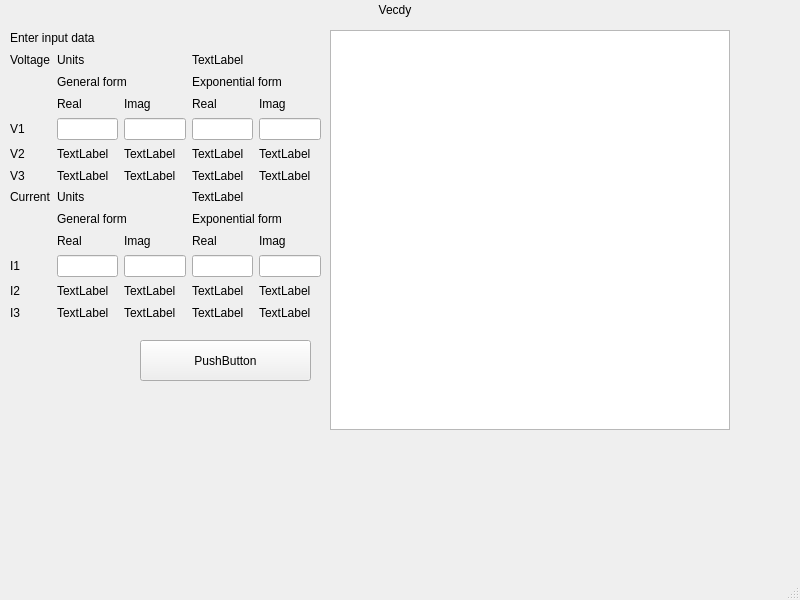
This is view/mainwindow.ui in Aratimaru/VectorDiagram as Qt 5 draws it before an edit. The edited form follows.
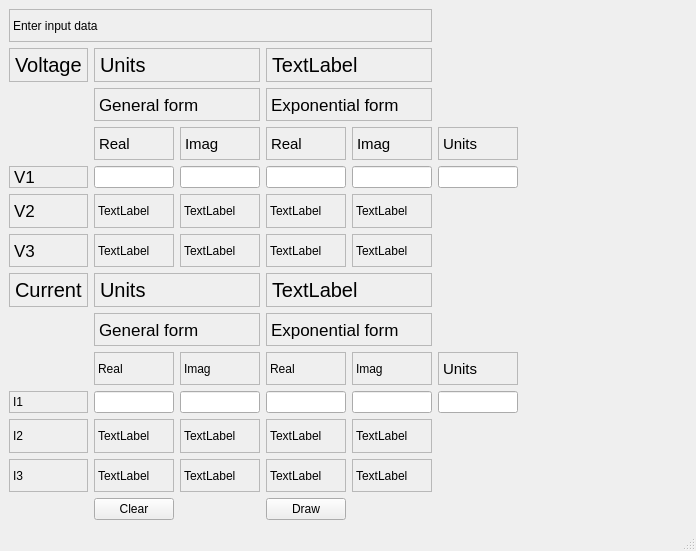
This is the edited form. Custom widgets are drawn as their Qt base class.

Commit message: CustomPlot based view added

The edit to the form file:
```diff
--- a/view/mainwindow.ui
+++ b/view/mainwindow.ui
@@ -6,154 +6,357 @@
    <rect>
     <x>0</x>
     <y>0</y>
-    <width>800</width>
-    <height>600</height>
+    <width>696</width>
+    <height>551</height>
    </rect>
   </property>
   <property name="windowTitle">
    <string>MainWindow</string>
   </property>
   <widget class="QWidget" name="centralwidget">
-   <widget class="QLabel" name="VecdyLabel">
-    <property name="geometry">
-     <rect>
-      <x>340</x>
-      <y>0</y>
-      <width>110</width>
-      <height>20</height>
-     </rect>
-    </property>
-    <property name="text">
-     <string>Vecdy</string>
-    </property>
-    <property name="alignment">
-     <set>Qt::AlignCenter</set>
-    </property>
-   </widget>
-   <widget class="QWidget" name="gridLayoutWidget">
-    <property name="geometry">
-     <rect>
-      <x>10</x>
-      <y>30</y>
-      <width>311</width>
-      <height>291</height>
-     </rect>
-    </property>
-    <layout class="QGridLayout" name="gridLayout">
-     <item row="3" column="2">
-      <widget class="QLabel" name="ImagVoltageGenLabel">
-       <property name="text">
-        <string>Imag</string>
-       </property>
-      </widget>
-     </item>
-     <item row="9" column="3">
-      <widget class="QLabel" name="RealCurrentExpLabel">
-       <property name="text">
-        <string>Real</string>
-       </property>
-      </widget>
-     </item>
-     <item row="4" column="0">
-      <widget class="QLabel" name="V1Label">
-       <property name="text">
-        <string>V1</string>
-       </property>
-      </widget>
-     </item>
-     <item row="8" column="3" colspan="2">
-      <widget class="QLabel" name="ExpCurrentLabel">
+   <layout class="QHBoxLayout" name="horizontalLayout">
+    <item>
+     <layout class="QGridLayout" name="ParameterLayout">
+      <item row="4" column="1">
+       <widget class="QLineEdit" name="V1VoltageGenReal">
+        <property name="sizePolicy">
+         <sizepolicy hsizetype="Minimum" vsizetype="Fixed">
+          <horstretch>0</horstretch>
+          <verstretch>0</verstretch>
+         </sizepolicy>
+        </property>
+        <property name="maximumSize">
+         <size>
+          <width>80</width>
+          <height>16777215</height>
+         </size>
+        </property>
+       </widget>
+      </item>
+      <item row="0" column="0" colspan="5">
+       <widget class="QLabel" name="EnterInputDataLabel">
+        <property name="frameShape">
+         <enum>QFrame::StyledPanel</enum>
+        </property>
+        <property name="frameShadow">
+         <enum>QFrame::Plain</enum>
+        </property>
        <property name="text">
-        <string>Exponential form</string>
+         <string>Enter input data</string>
        </property>
       </widget>
      </item>
-     <item row="7" column="0">
-      <widget class="QLabel" name="CurrentLabel">
-       <property name="text">
-        <string>Current</string>
-       </property>
-      </widget>
-     </item>
-     <item row="11" column="3">
-      <widget class="QLabel" name="I2CurrentExpReal">
+      <item row="6" column="3">
+       <widget class="QLabel" name="V3VoltageExpReal">
+        <property name="frameShape">
+         <enum>QFrame::StyledPanel</enum>
+        </property>
+        <property name="frameShadow">
+         <enum>QFrame::Plain</enum>
+        </property>
        <property name="text">
         <string>TextLabel</string>
        </property>
       </widget>
      </item>
+      <item row="8" column="1" colspan="2">
+       <widget class="QLabel" name="GenCurrentLabel">
+        <property name="font">
+         <font>
+          <pointsize>13</pointsize>
+         </font>
+        </property>
+        <property name="frameShape">
+         <enum>QFrame::StyledPanel</enum>
+        </property>
+        <property name="frameShadow">
+         <enum>QFrame::Plain</enum>
+        </property>
+        <property name="text">
+         <string>General form</string>
+        </property>
+       </widget>
+      </item>
+      <item row="10" column="0">
+       <widget class="QLabel" name="I1Label">
+        <property name="maximumSize">
+         <size>
+          <width>80</width>
+          <height>16777215</height>
+         </size>
+        </property>
+        <property name="frameShape">
+         <enum>QFrame::StyledPanel</enum>
+        </property>
+        <property name="frameShadow">
+         <enum>QFrame::Plain</enum>
+        </property>
+        <property name="text">
+         <string>I1</string>
+        </property>
+       </widget>
+      </item>
+      <item row="3" column="1">
+       <widget class="QLabel" name="RealVoltageGenLabel">
+        <property name="font">
+         <font>
+          <pointsize>11</pointsize>
+         </font>
+        </property>
+        <property name="frameShape">
+         <enum>QFrame::StyledPanel</enum>
+        </property>
+        <property name="frameShadow">
+         <enum>QFrame::Plain</enum>
+        </property>
+        <property name="text">
+         <string>Real</string>
+        </property>
+       </widget>
+      </item>
+      <item row="4" column="3">
+       <widget class="QLineEdit" name="V1VoltageExpReal">
+        <property name="sizePolicy">
+         <sizepolicy hsizetype="Minimum" vsizetype="Fixed">
+          <horstretch>0</horstretch>
+          <verstretch>0</verstretch>
+         </sizepolicy>
+        </property>
+        <property name="maximumSize">
+         <size>
+          <width>80</width>
+          <height>16777215</height>
+         </size>
+        </property>
+       </widget>
+      </item>
      <item row="3" column="3">
       <widget class="QLabel" name="RealVoltageExpLabel">
+        <property name="font">
+         <font>
+          <pointsize>11</pointsize>
+         </font>
+        </property>
+        <property name="frameShape">
+         <enum>QFrame::StyledPanel</enum>
+        </property>
+        <property name="frameShadow">
+         <enum>QFrame::Plain</enum>
+        </property>
        <property name="text">
         <string>Real</string>
        </property>
       </widget>
      </item>
-     <item row="5" column="1">
-      <widget class="QLabel" name="V2VoltageGenReal">
+      <item row="6" column="4">
+       <widget class="QLabel" name="V3VoltageExpImag">
+        <property name="frameShape">
+         <enum>QFrame::StyledPanel</enum>
+        </property>
+        <property name="frameShadow">
+         <enum>QFrame::Plain</enum>
+        </property>
        <property name="text">
         <string>TextLabel</string>
        </property>
       </widget>
      </item>
+      <item row="10" column="4">
+       <widget class="QLineEdit" name="I1CurrentExpImag">
+        <property name="maximumSize">
+         <size>
+          <width>80</width>
+          <height>16777215</height>
+         </size>
+        </property>
+       </widget>
+      </item>
+      <item row="12" column="2">
+       <widget class="QLabel" name="I3CurrentGenImag">
+        <property name="frameShape">
+         <enum>QFrame::StyledPanel</enum>
+        </property>
+        <property name="frameShadow">
+         <enum>QFrame::Plain</enum>
+        </property>
+        <property name="text">
+         <string>TextLabel</string>
+        </property>
+       </widget>
+      </item>
+      <item row="2" column="0">
+       <layout class="QHBoxLayout" name="horizontalLayout_2"/>
+      </item>
+      <item row="9" column="3">
+       <widget class="QLabel" name="RealCurrentExpLabel">
+        <property name="frameShape">
+         <enum>QFrame::StyledPanel</enum>
+        </property>
+        <property name="frameShadow">
+         <enum>QFrame::Plain</enum>
+        </property>
+        <property name="text">
+         <string>Real</string>
+        </property>
+       </widget>
+      </item>
      <item row="12" column="0">
       <widget class="QLabel" name="I3Label">
+        <property name="frameShape">
+         <enum>QFrame::StyledPanel</enum>
+        </property>
+        <property name="frameShadow">
+         <enum>QFrame::Plain</enum>
+        </property>
        <property name="text">
         <string>I3</string>
        </property>
       </widget>
      </item>
-     <item row="11" column="0">
-      <widget class="QLabel" name="I2Label">
+      <item row="2" column="1" colspan="2">
+       <widget class="QLabel" name="GenVoltageLabel">
+        <property name="font">
+         <font>
+          <pointsize>13</pointsize>
+         </font>
+        </property>
+        <property name="frameShape">
+         <enum>QFrame::StyledPanel</enum>
+        </property>
+        <property name="frameShadow">
+         <enum>QFrame::Plain</enum>
+        </property>
        <property name="text">
-        <string>I2</string>
+         <string>General form</string>
        </property>
       </widget>
      </item>
-     <item row="6" column="2">
-      <widget class="QLabel" name="V3VoltageGenImag">
-       <property name="text">
-        <string>TextLabel</string>
+      <item row="10" column="2">
+       <widget class="QLineEdit" name="I1CurrentGenImag">
+        <property name="maximumSize">
+         <size>
+          <width>80</width>
+          <height>16777215</height>
+         </size>
        </property>
       </widget>
      </item>
-     <item row="3" column="1">
-      <widget class="QLabel" name="RealVoltageGenLabel">
+      <item row="11" column="3">
+       <widget class="QLabel" name="I2CurrentExpReal">
+        <property name="frameShape">
+         <enum>QFrame::StyledPanel</enum>
+        </property>
+        <property name="frameShadow">
+         <enum>QFrame::Plain</enum>
+        </property>
        <property name="text">
-        <string>Real</string>
+         <string>TextLabel</string>
        </property>
       </widget>
      </item>
-     <item row="1" column="1" colspan="2">
-      <widget class="QLabel" name="UnitsVoltageLabel">
+      <item row="1" column="0">
+       <widget class="QLabel" name="VoltageLabel">
+        <property name="font">
+         <font>
+          <pointsize>15</pointsize>
+         </font>
+        </property>
+        <property name="frameShape">
+         <enum>QFrame::StyledPanel</enum>
+        </property>
+        <property name="frameShadow">
+         <enum>QFrame::Plain</enum>
+        </property>
        <property name="text">
-        <string>Units</string>
+         <string>Voltage</string>
        </property>
       </widget>
      </item>
-     <item row="5" column="0">
-      <widget class="QLabel" name="V2Label">
+      <item row="12" column="1">
+       <widget class="QLabel" name="I3CurrentGenReal">
+        <property name="frameShape">
+         <enum>QFrame::StyledPanel</enum>
+        </property>
+        <property name="frameShadow">
+         <enum>QFrame::Plain</enum>
+        </property>
        <property name="text">
-        <string>V2</string>
+         <string>TextLabel</string>
        </property>
       </widget>
      </item>
-     <item row="0" column="0" colspan="5">
-      <widget class="QLabel" name="EnterInputDataLabel">
+      <item row="6" column="1">
+       <widget class="QLabel" name="V3VoltageGenReal">
+        <property name="frameShape">
+         <enum>QFrame::StyledPanel</enum>
+        </property>
+        <property name="frameShadow">
+         <enum>QFrame::Plain</enum>
+        </property>
        <property name="text">
-        <string>Enter input data</string>
+         <string>TextLabel</string>
        </property>
       </widget>
      </item>
      <item row="2" column="3" colspan="2">
       <widget class="QLabel" name="ExpVoltagelabel">
+        <property name="font">
+         <font>
+          <pointsize>13</pointsize>
+         </font>
+        </property>
+        <property name="frameShape">
+         <enum>QFrame::StyledPanel</enum>
+        </property>
+        <property name="frameShadow">
+         <enum>QFrame::Plain</enum>
+        </property>
        <property name="text">
         <string>Exponential form</string>
        </property>
       </widget>
      </item>
-     <item row="7" column="3" colspan="2">
-      <widget class="QLabel" name="UnitsCurrent">
+      <item row="10" column="1">
+       <widget class="QLineEdit" name="I1CurrentGenReal">
+        <property name="maximumSize">
+         <size>
+          <width>80</width>
+          <height>16777215</height>
+         </size>
+        </property>
+       </widget>
+      </item>
+      <item row="10" column="3">
+       <widget class="QLineEdit" name="I1CurrentExpReal">
+        <property name="maximumSize">
+         <size>
+          <width>80</width>
+          <height>16777215</height>
+         </size>
+        </property>
+       </widget>
+      </item>
+      <item row="9" column="2">
+       <widget class="QLabel" name="ImagCurrentGenLabel">
+        <property name="frameShape">
+         <enum>QFrame::StyledPanel</enum>
+        </property>
+        <property name="frameShadow">
+         <enum>QFrame::Plain</enum>
+        </property>
+        <property name="text">
+         <string>Imag</string>
+        </property>
+       </widget>
+      </item>
+      <item row="6" column="2">
+       <widget class="QLabel" name="V3VoltageGenImag">
+        <property name="frameShape">
+         <enum>QFrame::StyledPanel</enum>
+        </property>
+        <property name="frameShadow">
+         <enum>QFrame::Plain</enum>
+        </property>
        <property name="text">
         <string>TextLabel</string>
        </property>
@@ -161,132 +364,202 @@
      </item>
      <item row="9" column="1">
       <widget class="QLabel" name="RealCurrentGenLabel">
+        <property name="frameShape">
+         <enum>QFrame::StyledPanel</enum>
+        </property>
+        <property name="frameShadow">
+         <enum>QFrame::Plain</enum>
+        </property>
        <property name="text">
         <string>Real</string>
        </property>
       </widget>
      </item>
-     <item row="12" column="1">
-      <widget class="QLabel" name="I3CurrentGenReal">
+      <item row="9" column="4">
+       <widget class="QLabel" name="ImagCurrentExpLabel">
+        <property name="frameShape">
+         <enum>QFrame::StyledPanel</enum>
+        </property>
+        <property name="frameShadow">
+         <enum>QFrame::Plain</enum>
+        </property>
        <property name="text">
-        <string>TextLabel</string>
+         <string>Imag</string>
        </property>
       </widget>
      </item>
-     <item row="2" column="1" colspan="2">
-      <widget class="QLabel" name="GenVoltageLabel">
+      <item row="5" column="2">
+       <widget class="QLabel" name="V2VoltageGenImag">
+        <property name="frameShape">
+         <enum>QFrame::StyledPanel</enum>
+        </property>
+        <property name="frameShadow">
+         <enum>QFrame::Plain</enum>
+        </property>
        <property name="text">
-        <string>General form</string>
+         <string>TextLabel</string>
        </property>
       </widget>
      </item>
-     <item row="5" column="4">
-      <widget class="QLabel" name="V2VoltageExpImag">
+      <item row="5" column="1">
+       <widget class="QLabel" name="V2VoltageGenReal">
+        <property name="frameShape">
+         <enum>QFrame::StyledPanel</enum>
+        </property>
+        <property name="frameShadow">
+         <enum>QFrame::Plain</enum>
+        </property>
        <property name="text">
         <string>TextLabel</string>
        </property>
       </widget>
      </item>
-     <item row="12" column="2">
-      <widget class="QLabel" name="I3CurrentGenImag">
+      <item row="1" column="3" colspan="2">
+       <widget class="QLabel" name="UnitsVoltage">
+        <property name="font">
+         <font>
+          <pointsize>15</pointsize>
+         </font>
+        </property>
+        <property name="frameShape">
+         <enum>QFrame::StyledPanel</enum>
+        </property>
+        <property name="frameShadow">
+         <enum>QFrame::Plain</enum>
+        </property>
        <property name="text">
         <string>TextLabel</string>
        </property>
       </widget>
      </item>
-     <item row="12" column="3">
-      <widget class="QLabel" name="I3CurrentExpReal">
+      <item row="4" column="0">
+       <widget class="QLabel" name="V1Label">
+        <property name="maximumSize">
+         <size>
+          <width>80</width>
+          <height>16777215</height>
+         </size>
+        </property>
+        <property name="font">
+         <font>
+          <pointsize>13</pointsize>
+         </font>
+        </property>
+        <property name="frameShape">
+         <enum>QFrame::StyledPanel</enum>
+        </property>
+        <property name="frameShadow">
+         <enum>QFrame::Plain</enum>
+        </property>
        <property name="text">
-        <string>TextLabel</string>
+         <string>V1</string>
+        </property>
+       </widget>
+      </item>
+      <item row="3" column="2">
+       <widget class="QLabel" name="ImagVoltageGenLabel">
+        <property name="font">
+         <font>
+          <pointsize>11</pointsize>
+         </font>
+        </property>
+        <property name="frameShape">
+         <enum>QFrame::StyledPanel</enum>
+        </property>
+        <property name="frameShadow">
+         <enum>QFrame::Plain</enum>
+        </property>
+        <property name="text">
+         <string>Imag</string>
        </property>
       </widget>
      </item>
      <item row="6" column="0">
       <widget class="QLabel" name="V3Label">
+        <property name="font">
+         <font>
+          <pointsize>13</pointsize>
+         </font>
+        </property>
+        <property name="frameShape">
+         <enum>QFrame::StyledPanel</enum>
+        </property>
+        <property name="frameShadow">
+         <enum>QFrame::Plain</enum>
+        </property>
        <property name="text">
         <string>V3</string>
        </property>
       </widget>
      </item>
-     <item row="5" column="3">
-      <widget class="QLabel" name="V2VoltageExpReal">
-       <property name="text">
-        <string>TextLabel</string>
-       </property>
-      </widget>
-     </item>
-     <item row="9" column="2">
-      <widget class="QLabel" name="ImagCurrentGenLabel">
-       <property name="text">
-        <string>Imag</string>
-       </property>
-      </widget>
-     </item>
-     <item row="6" column="3">
-      <widget class="QLabel" name="V3VoltageExpReal">
-       <property name="text">
-        <string>TextLabel</string>
-       </property>
-      </widget>
-     </item>
      <item row="11" column="4">
       <widget class="QLabel" name="I2CurrentExpImag">
+        <property name="frameShape">
+         <enum>QFrame::StyledPanel</enum>
+        </property>
+        <property name="frameShadow">
+         <enum>QFrame::Plain</enum>
+        </property>
        <property name="text">
         <string>TextLabel</string>
        </property>
       </widget>
      </item>
-     <item row="12" column="4">
-      <widget class="QLabel" name="I3CurrentExpImag">
+      <item row="7" column="3" colspan="2">
+       <widget class="QLabel" name="UnitsCurrent">
+        <property name="font">
+         <font>
+          <pointsize>15</pointsize>
+         </font>
+        </property>
+        <property name="frameShape">
+         <enum>QFrame::StyledPanel</enum>
+        </property>
+        <property name="frameShadow">
+         <enum>QFrame::Plain</enum>
+        </property>
        <property name="text">
         <string>TextLabel</string>
        </property>
       </widget>
      </item>
-     <item row="10" column="0">
-      <widget class="QLabel" name="I1Label">
-       <property name="text">
-        <string>I1</string>
-       </property>
-      </widget>
-     </item>
-     <item row="11" column="2">
-      <widget class="QLabel" name="I2CurrentGenImag">
-       <property name="text">
-        <string>TextLabel</string>
+      <item row="4" column="4">
+       <widget class="QLineEdit" name="V1VoltageExpImag">
+        <property name="sizePolicy">
+         <sizepolicy hsizetype="Minimum" vsizetype="Fixed">
+          <horstretch>0</horstretch>
+          <verstretch>0</verstretch>
+         </sizepolicy>
+        </property>
+        <property name="maximumSize">
+         <size>
+          <width>80</width>
+          <height>16777215</height>
+         </size>
        </property>
       </widget>
      </item>
-     <item row="6" column="4">
-      <widget class="QLabel" name="V3VoltageExpImag">
+      <item row="11" column="0">
+       <widget class="QLabel" name="I2Label">
+        <property name="frameShape">
+         <enum>QFrame::StyledPanel</enum>
+        </property>
+        <property name="frameShadow">
+         <enum>QFrame::Plain</enum>
+        </property>
        <property name="text">
-        <string>TextLabel</string>
+         <string>I2</string>
        </property>
       </widget>
      </item>
      <item row="11" column="1">
       <widget class="QLabel" name="I2CurrentGenReal">
-       <property name="text">
-        <string>TextLabel</string>
-       </property>
-      </widget>
-     </item>
-     <item row="9" column="4">
-      <widget class="QLabel" name="ImagCurrentExpLabel">
-       <property name="text">
-        <string>Imag</string>
-       </property>
-      </widget>
-     </item>
-     <item row="8" column="1" colspan="2">
-      <widget class="QLabel" name="GenCurrentLabel">
-       <property name="text">
-        <string>General form</string>
-       </property>
-      </widget>
-     </item>
-     <item row="6" column="1">
-      <widget class="QLabel" name="V3VoltageGenReal">
+        <property name="frameShape">
+         <enum>QFrame::StyledPanel</enum>
+        </property>
+        <property name="frameShadow">
+         <enum>QFrame::Plain</enum>
+        </property>
        <property name="text">
         <string>TextLabel</string>
        </property>
@@ -294,88 +567,295 @@
      </item>
      <item row="3" column="4">
       <widget class="QLabel" name="ImagVoltageExpLabel">
+        <property name="font">
+         <font>
+          <pointsize>11</pointsize>
+         </font>
+        </property>
+        <property name="frameShape">
+         <enum>QFrame::StyledPanel</enum>
+        </property>
+        <property name="frameShadow">
+         <enum>QFrame::Plain</enum>
+        </property>
        <property name="text">
         <string>Imag</string>
        </property>
       </widget>
      </item>
-     <item row="5" column="2">
-      <widget class="QLabel" name="V2VoltageGenImag">
-       <property name="text">
-        <string>TextLabel</string>
-       </property>
-      </widget>
-     </item>
-     <item row="1" column="3" colspan="2">
-      <widget class="QLabel" name="UnitsVoltage">
-       <property name="text">
-        <string>TextLabel</string>
-       </property>
-      </widget>
-     </item>
      <item row="7" column="1" colspan="2">
       <widget class="QLabel" name="CurrentUnits">
+        <property name="font">
+         <font>
+          <pointsize>15</pointsize>
+         </font>
+        </property>
+        <property name="frameShape">
+         <enum>QFrame::StyledPanel</enum>
+        </property>
+        <property name="frameShadow">
+         <enum>QFrame::Plain</enum>
+        </property>
        <property name="text">
         <string>Units</string>
        </property>
-      </widget>
-     </item>
-     <item row="1" column="0">
-      <widget class="QLabel" name="VoltageLabel">
+        <property name="wordWrap">
+         <bool>false</bool>
+        </property>
+       </widget>
+      </item>
+      <item row="11" column="2">
+       <widget class="QLabel" name="I2CurrentGenImag">
+        <property name="frameShape">
+         <enum>QFrame::StyledPanel</enum>
+        </property>
+        <property name="frameShadow">
+         <enum>QFrame::Plain</enum>
+        </property>
        <property name="text">
-        <string>Voltage</string>
+         <string>TextLabel</string>
        </property>
       </widget>
      </item>
-     <item row="4" column="1">
-      <widget class="QLineEdit" name="V1VoltageGenReal"/>
-     </item>
-     <item row="4" column="2">
-      <widget class="QLineEdit" name="V1VoltageGenImag"/>
-     </item>
-     <item row="4" column="3">
-      <widget class="QLineEdit" name="V1VoltageExpReal"/>
-     </item>
-     <item row="4" column="4">
-      <widget class="QLineEdit" name="V1VoltageExpImag"/>
-     </item>
-     <item row="10" column="1">
-      <widget class="QLineEdit" name="I1CurrentGenReal"/>
-     </item>
-     <item row="10" column="2">
-      <widget class="QLineEdit" name="I1CurrentGenImag"/>
-     </item>
-     <item row="10" column="3">
-      <widget class="QLineEdit" name="I1CurrentExpReal"/>
-     </item>
-     <item row="10" column="4">
-      <widget class="QLineEdit" name="I1CurrentExpImag"/>
-     </item>
-    </layout>
-   </widget>
+      <item row="1" column="1" colspan="2">
+       <widget class="QLabel" name="UnitsVoltageLabel">
+        <property name="font">
+         <font>
+          <pointsize>15</pointsize>
+         </font>
+        </property>
+        <property name="frameShape">
+         <enum>QFrame::StyledPanel</enum>
+        </property>
+        <property name="frameShadow">
+         <enum>QFrame::Plain</enum>
+        </property>
+        <property name="text">
+         <string>Units</string>
+        </property>
+       </widget>
+      </item>
+      <item row="5" column="3">
+       <widget class="QLabel" name="V2VoltageExpReal">
+        <property name="frameShape">
+         <enum>QFrame::StyledPanel</enum>
+        </property>
+        <property name="frameShadow">
+         <enum>QFrame::Plain</enum>
+        </property>
+        <property name="text">
+         <string>TextLabel</string>
+        </property>
+       </widget>
+      </item>
+      <item row="12" column="3">
+       <widget class="QLabel" name="I3CurrentExpReal">
+        <property name="frameShape">
+         <enum>QFrame::StyledPanel</enum>
+        </property>
+        <property name="frameShadow">
+         <enum>QFrame::Plain</enum>
+        </property>
+        <property name="text">
+         <string>TextLabel</string>
+        </property>
+       </widget>
+      </item>
+      <item row="5" column="4">
+       <widget class="QLabel" name="V2VoltageExpImag">
+        <property name="frameShape">
+         <enum>QFrame::StyledPanel</enum>
+        </property>
+        <property name="frameShadow">
+         <enum>QFrame::Plain</enum>
+        </property>
+        <property name="text">
+         <string>TextLabel</string>
+        </property>
+       </widget>
+      </item>
+      <item row="8" column="3" colspan="2">
+       <widget class="QLabel" name="ExpCurrentLabel">
+        <property name="font">
+         <font>
+          <pointsize>13</pointsize>
+         </font>
+        </property>
+        <property name="frameShape">
+         <enum>QFrame::StyledPanel</enum>
+        </property>
+        <property name="frameShadow">
+         <enum>QFrame::Plain</enum>
+        </property>
+        <property name="text">
+         <string>Exponential form</string>
+        </property>
+       </widget>
+      </item>
+      <item row="13" column="3">
    <widget class="QPushButton" name="ConfirmButton">
-    <property name="geometry">
-     <rect>
-      <x>140</x>
-      <y>340</y>
-      <width>171</width>
-      <height>41</height>
-     </rect>
-    </property>
+        <property name="text">
+         <string>Draw</string>
+        </property>
+       </widget>
+      </item>
+      <item row="12" column="4">
+       <widget class="QLabel" name="I3CurrentExpImag">
+        <property name="frameShape">
+         <enum>QFrame::StyledPanel</enum>
+        </property>
+        <property name="frameShadow">
+         <enum>QFrame::Plain</enum>
+        </property>
     <property name="text">
-     <string>PushButton</string>
-    </property>
-   </widget>
-   <widget class="DiagramView" name="graphicsView">
-    <property name="geometry">
-     <rect>
-      <x>330</x>
-      <y>30</y>
-      <width>400</width>
-      <height>400</height>
-     </rect>
-    </property>
-   </widget>
+         <string>TextLabel</string>
+        </property>
+       </widget>
+      </item>
+      <item row="4" column="2">
+       <widget class="QLineEdit" name="V1VoltageGenImag">
+        <property name="sizePolicy">
+         <sizepolicy hsizetype="Minimum" vsizetype="Fixed">
+          <horstretch>0</horstretch>
+          <verstretch>0</verstretch>
+         </sizepolicy>
+        </property>
+        <property name="maximumSize">
+         <size>
+          <width>80</width>
+          <height>16777215</height>
+         </size>
+        </property>
+       </widget>
+      </item>
+      <item row="7" column="0">
+       <widget class="QLabel" name="CurrentLabel">
+        <property name="font">
+         <font>
+          <pointsize>15</pointsize>
+         </font>
+        </property>
+        <property name="frameShape">
+         <enum>QFrame::StyledPanel</enum>
+        </property>
+        <property name="frameShadow">
+         <enum>QFrame::Plain</enum>
+        </property>
+        <property name="text">
+         <string>Current</string>
+        </property>
+       </widget>
+      </item>
+      <item row="5" column="0">
+       <widget class="QLabel" name="V2Label">
+        <property name="font">
+         <font>
+          <pointsize>13</pointsize>
+         </font>
+        </property>
+        <property name="frameShape">
+         <enum>QFrame::StyledPanel</enum>
+        </property>
+        <property name="frameShadow">
+         <enum>QFrame::Plain</enum>
+        </property>
+        <property name="text">
+         <string>V2</string>
+        </property>
+       </widget>
+      </item>
+      <item row="13" column="1">
+       <widget class="QPushButton" name="ClearButton">
+        <property name="text">
+         <string>Clear</string>
+        </property>
+       </widget>
+      </item>
+      <item row="4" column="5">
+       <widget class="QLineEdit" name="V1VoltageUnits">
+        <property name="sizePolicy">
+         <sizepolicy hsizetype="Minimum" vsizetype="Fixed">
+          <horstretch>0</horstretch>
+          <verstretch>0</verstretch>
+         </sizepolicy>
+        </property>
+        <property name="maximumSize">
+         <size>
+          <width>80</width>
+          <height>16777215</height>
+         </size>
+        </property>
+       </widget>
+      </item>
+      <item row="3" column="5">
+       <widget class="QLabel" name="VoltageUnitsLabel">
+        <property name="font">
+         <font>
+          <pointsize>11</pointsize>
+         </font>
+        </property>
+        <property name="frameShape">
+         <enum>QFrame::StyledPanel</enum>
+        </property>
+        <property name="frameShadow">
+         <enum>QFrame::Plain</enum>
+        </property>
+        <property name="text">
+         <string>Units</string>
+        </property>
+       </widget>
+      </item>
+      <item row="10" column="5">
+       <widget class="QLineEdit" name="I1CurrentUnits">
+        <property name="sizePolicy">
+         <sizepolicy hsizetype="Minimum" vsizetype="Fixed">
+          <horstretch>0</horstretch>
+          <verstretch>0</verstretch>
+         </sizepolicy>
+        </property>
+        <property name="maximumSize">
+         <size>
+          <width>80</width>
+          <height>16777215</height>
+         </size>
+        </property>
+       </widget>
+      </item>
+      <item row="9" column="5">
+       <widget class="QLabel" name="CurrentUnitsLabel">
+        <property name="font">
+         <font>
+          <pointsize>11</pointsize>
+         </font>
+        </property>
+        <property name="frameShape">
+         <enum>QFrame::StyledPanel</enum>
+        </property>
+        <property name="frameShadow">
+         <enum>QFrame::Plain</enum>
+        </property>
+        <property name="text">
+         <string>Units</string>
+        </property>
+       </widget>
+      </item>
+     </layout>
+    </item>
+    <item>
+     <layout class="QGridLayout" name="PlotLayout">
+      <item row="0" column="0">
+       <widget class="DiagramPlot" name="PlotDiagram" native="true">
+        <property name="sizePolicy">
+         <sizepolicy hsizetype="Expanding" vsizetype="Expanding">
+          <horstretch>0</horstretch>
+          <verstretch>0</verstretch>
+         </sizepolicy>
+        </property>
+       </widget>
+      </item>
+     </layout>
+    </item>
+   </layout>
   </widget>
   <widget class="QMenuBar" name="menubar">
    <property name="geometry">
@@ -391,9 +871,10 @@
  </widget>
  <customwidgets>
   <customwidget>
-   <class>DiagramView</class>
-   <extends>QGraphicsView</extends>
-   <header>view/diagramview.h</header>
+   <class>DiagramPlot</class>
+   <extends>QWidget</extends>
+   <header location="global">view/diagramplot.h</header>
+   <container>1</container>
   </customwidget>
  </customwidgets>
  <resources/>
```
Left out of the diff: 2 changed lines with no effect on the pictures. Lines whose indentation alone changed are shown as unchanged. The commit also changes 27 other files.
